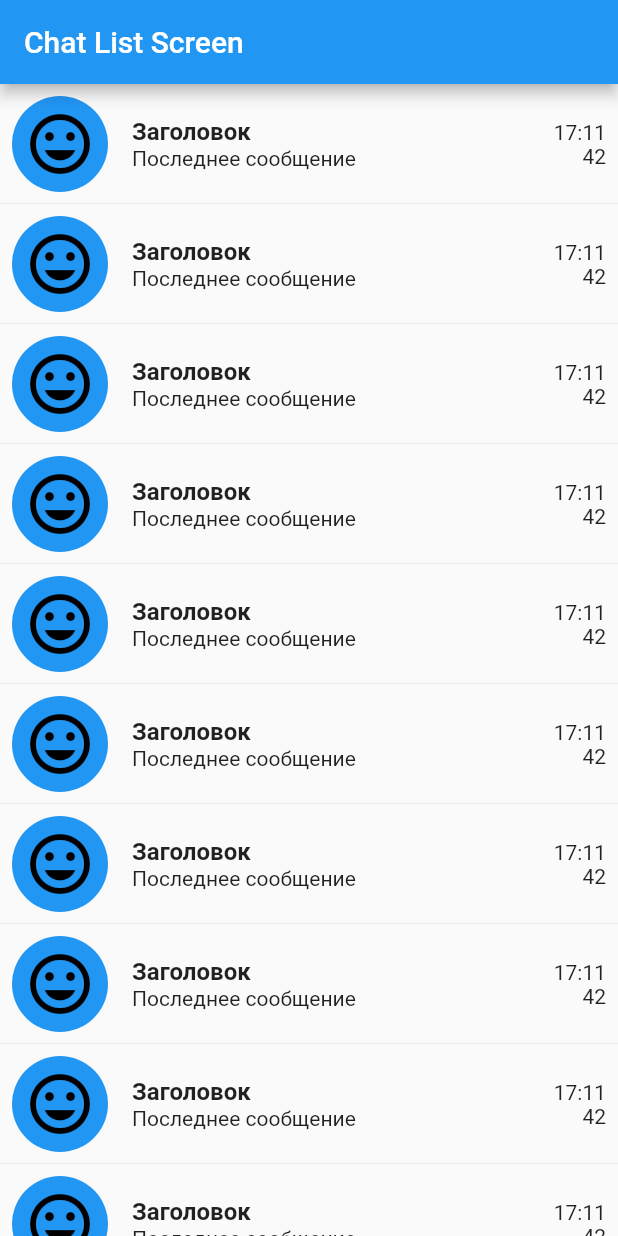
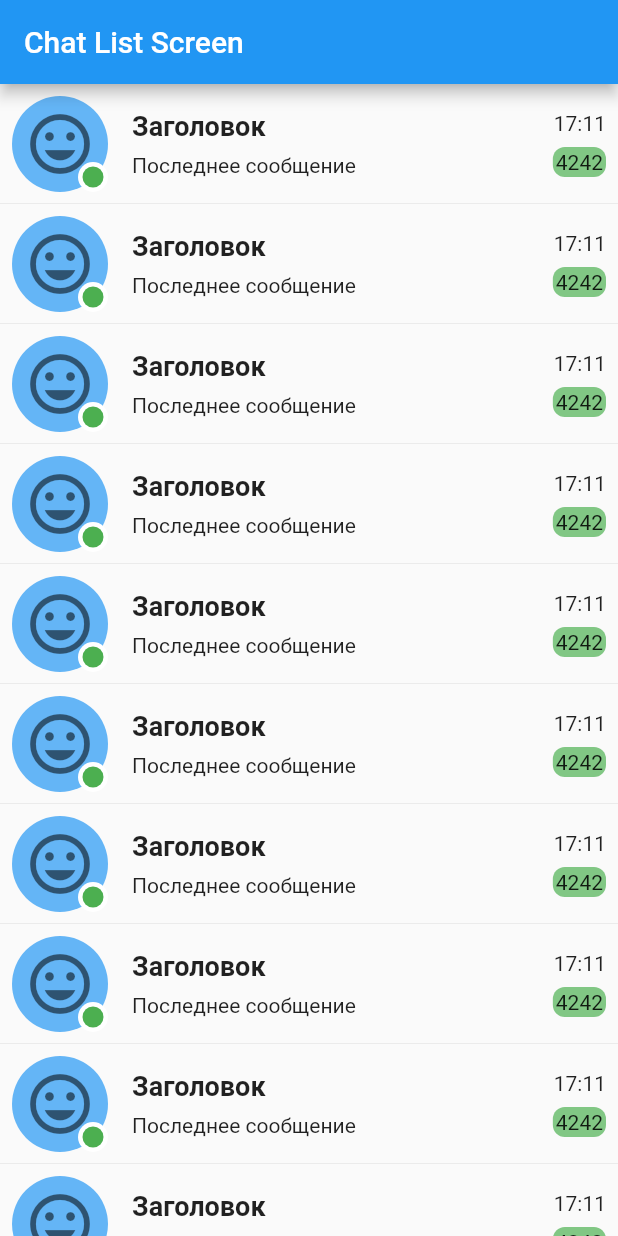
Before and after one commit to UsatovDenisWH/flu_chat, a Flutter app: the screen it shows after launch, on a phone screen of 412 x 824 dp. Run offline on Flutter 3.47's test engine with Material 2 defaults, Android fonts, the phone set to English and light mode, and no system bars.

Commit message:
UI chat list

```diff
--- a/lib/main.dart
+++ b/lib/main.dart
@@ -12,7 +12,7 @@ class MyApp extends StatelessWidget {
         theme: ThemeData(
           primarySwatch: Colors.blue,
         ),
-        home: ChatListScreen(), //MyHomePage,
+        home: ChatListRoute(), //MyHomePage,
       );
 }
 
--- a/lib/ui/chat_list/chat_list_item.dart
+++ b/lib/ui/chat_list/chat_list_item.dart
@@ -1,27 +1,52 @@
 import 'package:flutter/material.dart';
 
 class ChatListItem extends StatelessWidget {
-
-  final Padding _avatar = Padding(
+  final Widget _avatar = Padding(
     padding: EdgeInsets.all(8.0),
-    child: CircleAvatar(
-      radius: 32.0,
-      backgroundColor: Colors.blue,
-      foregroundColor: Colors.black,
-      child: Icon(
-        Icons.tag_faces,
-        size: 48.0,
-      ),
+    child: Stack(
+      alignment: AlignmentDirectional.bottomEnd,
+      children: <Widget>[
+        CircleAvatar(
+          radius: 32.0,
+          backgroundColor: Colors.blue[300],
+          foregroundColor: Colors.black54,
+          child: Icon(
+            Icons.tag_faces,
+            size: 48.0,
+          ),
+        ),
+        CircleAvatar(
+          radius: 10.0,
+          backgroundColor: Colors.white,
+          child: CircleAvatar(
+            radius: 7.0,
+            backgroundColor: Colors.green,
+          ),
+        ),
+      ],
     ),
   );
 
   final Text _header = Text(
     "Заголовок",
-    style: TextStyle(fontWeight: FontWeight.bold, fontSize: 16.0),
+    style: TextStyle(fontWeight: FontWeight.bold, fontSize: 18.0),
   );
+
   final Text _lastMessage = Text("Последнее сообщение");
   final Text _lastMessageTime = Text("17:11");
-  final Text _unreadMessageCount = Text("42");
+
+  final Widget _unreadMessageCount = Container(
+      padding: EdgeInsets.all(2.0),
+      decoration: BoxDecoration(
+          color: Colors.green[300],
+          shape: BoxShape.rectangle,
+          borderRadius: BorderRadius.all(Radius.circular(8))),
+      child: Text("4242"));
+
+  final Widget _textDivider = Container(
+    color: Colors.transparent,
+    height: 8.0,
+  );
 
   @override
   Widget build(BuildContext context) {
@@ -31,7 +56,9 @@ class ChatListItem extends StatelessWidget {
         child: InkWell(
           highlightColor: Colors.cyanAccent,
           splashColor: Colors.cyan,
-          onTap: () {print("Tapped");},
+          onTap: () {
+            print("Tapped");
+          },
           child: Row(
             children: <Widget>[
               _avatar,
@@ -40,7 +67,7 @@ class ChatListItem extends StatelessWidget {
                   padding: EdgeInsets.all(8.0),
                   child: Column(
                     crossAxisAlignment: CrossAxisAlignment.start,
-                    children: <Widget>[_header, _lastMessage],
+                    children: <Widget>[_header, _textDivider, _lastMessage],
                   ),
                 ),
               ),
@@ -48,7 +75,11 @@ class ChatListItem extends StatelessWidget {
                 padding: EdgeInsets.all(8.0),
                 child: Column(
                   crossAxisAlignment: CrossAxisAlignment.end,
-                  children: <Widget>[_lastMessageTime, _unreadMessageCount],
+                  children: <Widget>[
+                    _lastMessageTime,
+                    _textDivider,
+                    _unreadMessageCount
+                  ],
                 ),
               ),
             ],
@@ -57,12 +88,4 @@ class ChatListItem extends StatelessWidget {
       ),
     );
   }
-
-/*ListTile(
-        contentPadding: EdgeInsets.symmetric(horizontal: 16.0),
-        leading: _avatar,
-        title: Text("Chat item"),
-        subtitle: Text("Text"),
-        trailing: Icon(Icons.more_vert),
-      );*/
 }
--- a/lib/ui/chat_list/chat_list_route.dart
+++ b/lib/ui/chat_list/chat_list_route.dart
@@ -2,7 +2,7 @@ import 'package:fluchat/ui/chat_list/chat_list_item.dart';
 import 'package:flutter/cupertino.dart';
 import 'package:flutter/material.dart';
 
-class ChatListScreen extends StatelessWidget {
+class ChatListRoute extends StatelessWidget {
 
   @override
   Widget build(BuildContext context) => Scaffold(
```
